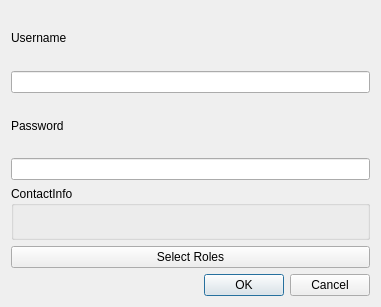
The window that SimpleManager/UserAdditionWindow.ui (CreativeMetalCat/SimpleManager) describes before a commit, drawn with Qt 5.
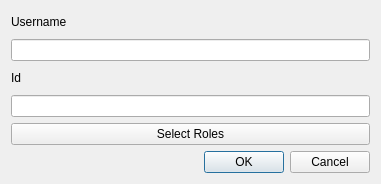
The same window after the commit.

The edit to the form file:
```diff
--- a/SimpleManager/UserAdditionWindow.ui
+++ b/SimpleManager/UserAdditionWindow.ui
@@ -7,51 +7,44 @@
     <x>0</x>
     <y>0</y>
     <width>381</width>
-    <height>307</height>
+    <height>184</height>
    </rect>
   </property>
   <property name="windowTitle">
    <string>UserAdditionWindow</string>
   </property>
-  <layout class="QGridLayout" name="gridLayout">
-   <item row="2" column="0">
-    <widget class="QLabel" name="label_2">
-     <property name="text">
-      <string>Password</string>
-     </property>
-    </widget>
-   </item>
-   <item row="6" column="0">
-    <widget class="QDialogButtonBox" name="buttonBox">
-     <property name="standardButtons">
-      <set>QDialogButtonBox::Cancel|QDialogButtonBox::Ok</set>
-     </property>
-    </widget>
-   </item>
-   <item row="3" column="0">
-    <widget class="QLineEdit" name="lineEdit_Password"/>
-   </item>
-   <item row="0" column="0">
+  <layout class="QVBoxLayout" name="verticalLayout">
+   <item>
     <widget class="QLabel" name="label">
      <property name="text">
       <string>Username</string>
      </property>
     </widget>
    </item>
-   <item row="5" column="0">
+   <item>
+    <widget class="QLineEdit" name="lineEdit_Name"/>
+   </item>
+   <item>
+    <widget class="QLabel" name="label_2">
+     <property name="text">
+      <string>Id</string>
+     </property>
+    </widget>
+   </item>
+   <item>
+    <widget class="QLineEdit" name="lineEdit_Id"/>
+   </item>
+   <item>
     <widget class="QPushButton" name="button_Roles">
      <property name="text">
       <string>Select Roles</string>
      </property>
     </widget>
    </item>
-   <item row="1" column="0">
-    <widget class="QLineEdit" name="lineEdit_Name"/>
-   </item>
-   <item row="4" column="0">
-    <widget class="QGroupBox" name="groupBox">
-     <property name="title">
-      <string>ContactInfo</string>
+   <item>
+    <widget class="QDialogButtonBox" name="buttonBox">
+     <property name="standardButtons">
+      <set>QDialogButtonBox::Cancel|QDialogButtonBox::Ok</set>
      </property>
     </widget>
    </item>
```
